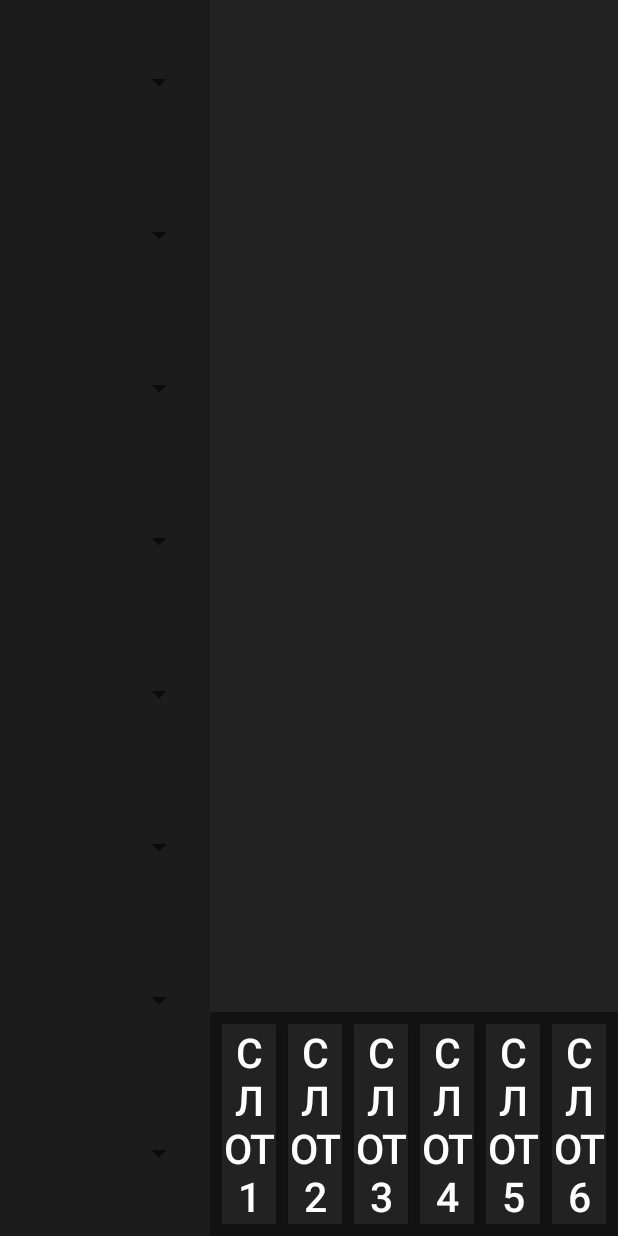
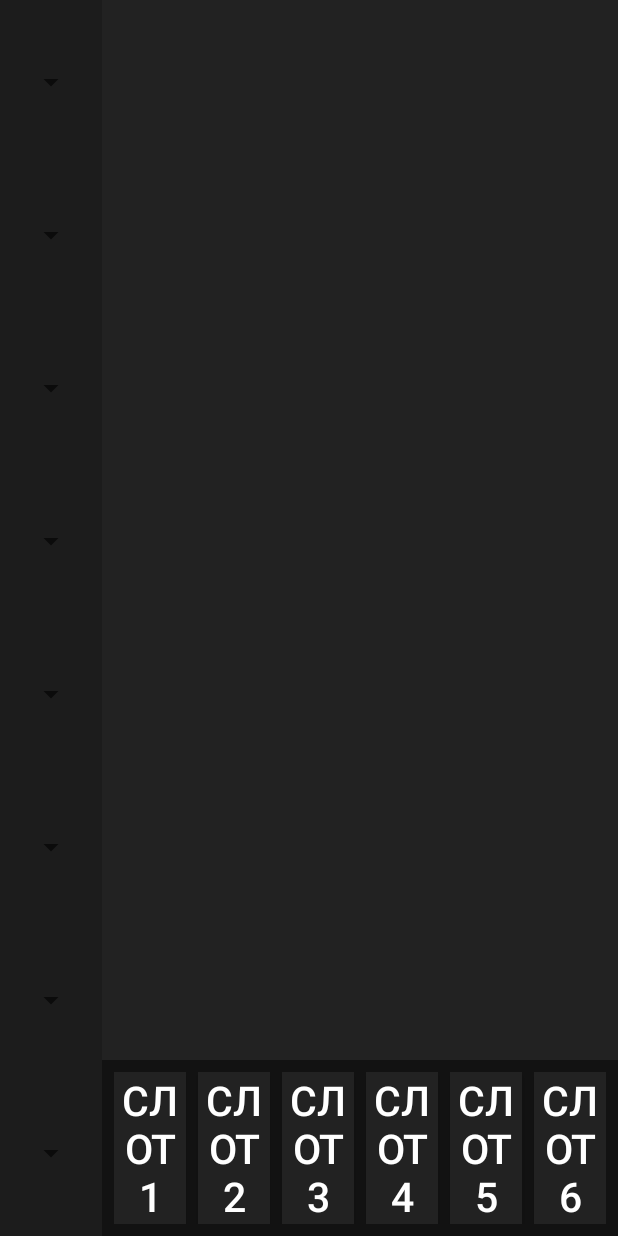
Before and after one commit to niksaen-official/PcSim, an Android app: the layout activity_iron.xml on its own in the app's theme, with its tools: preview values and no code run, on a phone screen of 412 x 824 dp. Run offline under Robolectric (Android 15) with nearby library versions, the phone set to English and light mode, and no system bars.

```diff
--- a/app/src/main/res/layout/activity_iron.xml
+++ b/app/src/main/res/layout/activity_iron.xml
@@ -18,7 +18,7 @@
         app:layout_constraintTop_toTopOf="parent" />
     <LinearLayout
         android:id="@+id/linearLayout3"
-        android:layout_width="140dp"
+        android:layout_width="wrap_content"
         android:layout_height="match_parent"
         android:background="@color/background2"
         android:orientation="vertical"
```
